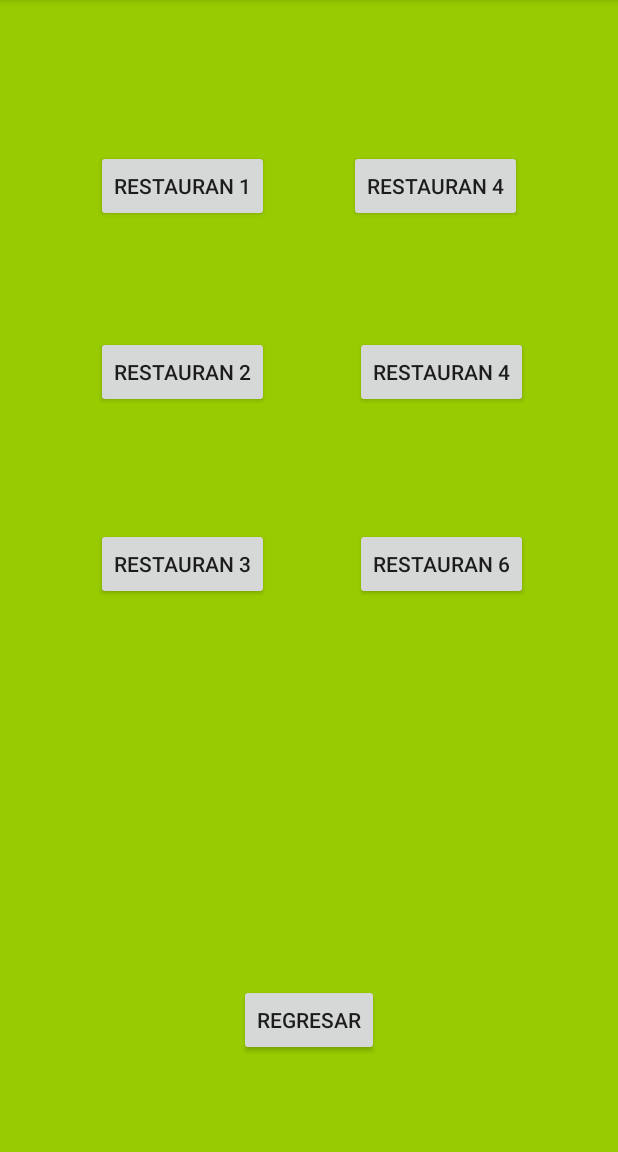
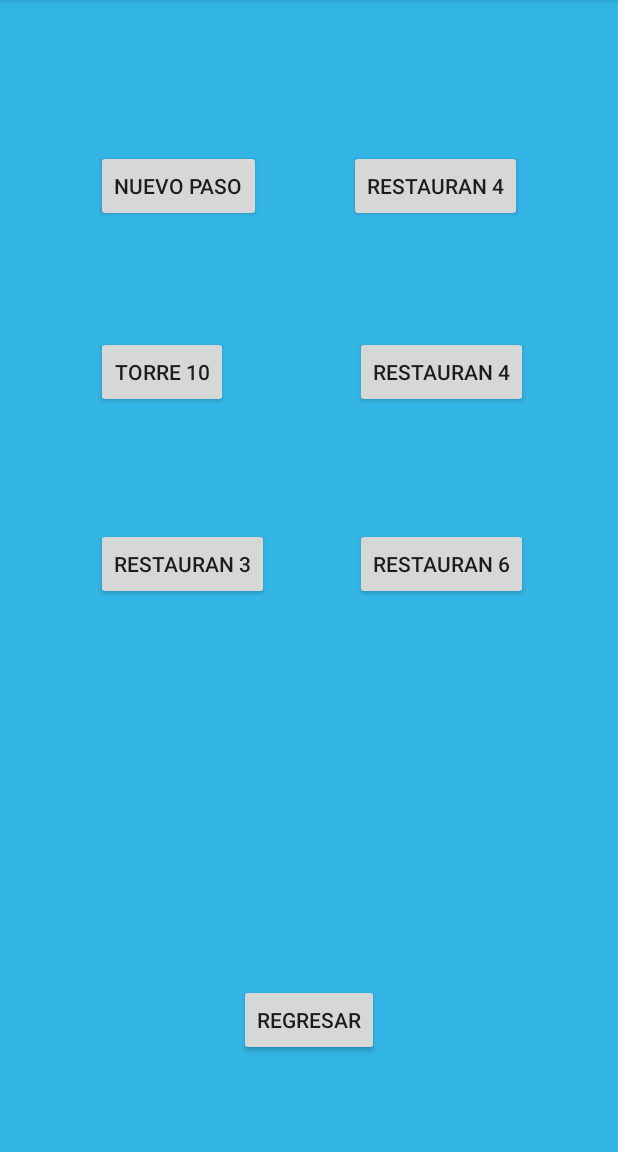
Before and after one commit to Cristobalben/Quilloneando5, an Android app: the MainActivity3 screen opened directly, with no data from a screen before it, on a phone screen of 412 x 824 dp, the part 84-1236 px from its top. Run offline under Robolectric (Android 15) with nearby library versions, the light colour scheme and no system bars.

Commit message:
Trabajo_2

```diff
--- a/app/build.gradle
+++ b/app/build.gradle
@@ -26,6 +26,7 @@ dependencies {
     implementation fileTree(dir: "libs", include: ["*.jar"])
     implementation 'androidx.appcompat:appcompat:1.1.0'
     implementation 'androidx.constraintlayout:constraintlayout:1.1.3'
+    implementation 'com.google.android.gms:play-services-maps:17.0.0'
     testImplementation 'junit:junit:4.12'
     androidTestImplementation 'androidx.test.ext:junit:1.1.1'
     androidTestImplementation 'androidx.test.espresso:espresso-core:3.2.0'
--- a/app/src/main/java/cl/isisur/quillone_ando/MainActivity3.java
+++ b/app/src/main/java/cl/isisur/quillone_ando/MainActivity3.java
@@ -1,14 +1,81 @@
 package cl.isisur.quillone_ando;
 
 import androidx.appcompat.app.AppCompatActivity;
-
+import android.content.Intent;
 import android.os.Bundle;
+import android.view.View;
+import android.widget.Button;
 
 public class MainActivity3 extends AppCompatActivity {
+    private Button button2,button4,button7,button5,button6,button8,button15;
 
     @Override
     protected void onCreate(Bundle savedInstanceState) {
         super.onCreate(savedInstanceState);
         setContentView(R.layout.activity_main3);
+        button2 = (Button) findViewById(R.id.button2);
+        button4 = (Button) findViewById(R.id.button4);
+        button7 = (Button) findViewById(R.id.button7);
+        button5 = (Button) findViewById(R.id.button5);
+        button6 = (Button) findViewById(R.id.button6);
+        button8 = (Button) findViewById(R.id.button8);
+        button15 = (Button) findViewById(R.id.button15);
+
+        button2.setOnClickListener(new View.OnClickListener() {
+            @Override
+            public void onClick(View view) {
+                //CODIGO BOTON REGRESAR
+                Intent Intent16 = new Intent(MainActivity3.this,MapsActivity.class);
+                startActivity(Intent16);
+            }
+        });
+        button4.setOnClickListener(new View.OnClickListener() {
+            @Override
+            public void onClick(View view) {
+                //CODIGO BOTON REGRESAR
+                Intent Intent16 = new Intent(MainActivity3.this,Mapaactivity1.class);
+                startActivity(Intent16);
+            }
+        });
+        button7.setOnClickListener(new View.OnClickListener() {
+            @Override
+            public void onClick(View view) {
+                //CODIGO BOTON REGRESAR
+                Intent Intent16 = new Intent(MainActivity3.this,MapsActivity.class);
+                startActivity(Intent16);
+            }
+        });
+        button5.setOnClickListener(new View.OnClickListener() {
+            @Override
+            public void onClick(View view) {
+                //CODIGO BOTON REGRESAR
+                Intent Intent16 = new Intent(MainActivity3.this,MapsActivity.class);
+                startActivity(Intent16);
+            }
+        });
+        button6.setOnClickListener(new View.OnClickListener() {
+            @Override
+            public void onClick(View view) {
+                //CODIGO BOTON REGRESAR
+                Intent Intent16 = new Intent(MainActivity3.this,MapsActivity.class);
+                startActivity(Intent16);
+            }
+        });
+        button8.setOnClickListener(new View.OnClickListener() {
+            @Override
+            public void onClick(View view) {
+                //CODIGO BOTON REGRESAR
+                Intent Intent16 = new Intent(MainActivity3.this,MapsActivity.class);
+                startActivity(Intent16);
+            }
+        });
+        button15.setOnClickListener(new View.OnClickListener() {
+            @Override
+            public void onClick(View view) {
+                //CODIGO BOTON REGRESAR
+                Intent Intent16 = new Intent(MainActivity3.this,MainActivity2.class);
+                startActivity(Intent16);
+            }
+        });
     }
 }
--- a/app/src/main/res/layout/activity_main2.xml
+++ b/app/src/main/res/layout/activity_main2.xml
@@ -4,7 +4,7 @@
     xmlns:tools="http://schemas.android.com/tools"
     android:layout_width="match_parent"
     android:layout_height="match_parent"
-    android:background="@android:color/holo_green_light"
+    android:background="@android:color/holo_blue_light"
     tools:context=".MainActivity2">
 
     <Button
--- a/app/src/main/res/layout/activity_main3.xml
+++ b/app/src/main/res/layout/activity_main3.xml
@@ -4,7 +4,7 @@
     xmlns:tools="http://schemas.android.com/tools"
     android:layout_width="match_parent"
     android:layout_height="match_parent"
-    android:background="@android:color/holo_green_light"
+    android:background="@android:color/holo_blue_light"
     tools:context=".MainActivity3">
 
     <Button
@@ -13,7 +13,7 @@
         android:layout_height="wrap_content"
         android:layout_marginStart="64dp"
         android:layout_marginTop="100dp"
-        android:text="Restauran 1"
+        android:text="Nuevo Paso"
         app:layout_constraintStart_toStartOf="parent"
         app:layout_constraintTop_toTopOf="parent" />
 
@@ -23,7 +23,7 @@
         android:layout_height="wrap_content"
         android:layout_marginStart="64dp"
         android:layout_marginTop="76dp"
-        android:text="Restauran 2"
+        android:text="Torre 10"
         app:layout_constraintStart_toStartOf="parent"
         app:layout_constraintTop_toBottomOf="@+id/button2" />
 
--- a/app/src/main/res/layout/activity_main4.xml
+++ b/app/src/main/res/layout/activity_main4.xml
@@ -4,7 +4,7 @@
     xmlns:tools="http://schemas.android.com/tools"
     android:layout_width="match_parent"
     android:layout_height="match_parent"
-    android:background="@android:color/holo_green_light"
+    android:background="@android:color/holo_blue_light"
     tools:context=".MainActivity4">
 
     <Button
--- a/app/src/main/res/values/strings.xml
+++ b/app/src/main/res/values/strings.xml
@@ -1,3 +1,4 @@
 <resources>
     <string name="app_name">Quillone-ando</string>
+    <string name="title_activity_maps">Map</string>
 </resources>
```
Also changed, not shown: app/src/debug/res/values/google_maps_api.xml (added, +24 -0 lines), app/src/main/AndroidManifest.xml (+23 -1 lines), app/src/main/java/cl/isisur/quillone_ando/Mapaactivity1.java (added, +38 -0 lines), app/src/main/java/cl/isisur/quillone_ando/MapsActivity.java (added, +38 -0 lines), app/src/main/res/layout/activity_maps.xml (added, +9 -0 lines), 1 other file.
